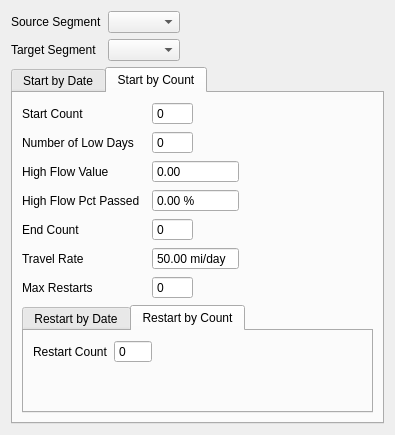
Above: src/transporttool.ui from nschindler-noaa/compass-rewrite before the change. Below: the same form after it.
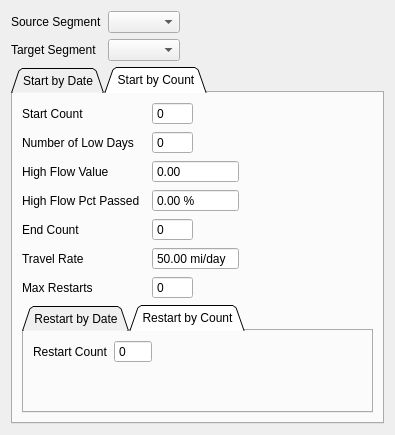
That is the form after the change. The open tabs and pages were chosen to show the change.

The edit to the form file:
```diff
--- a/src/transporttool.ui
+++ b/src/transporttool.ui
@@ -49,6 +49,9 @@
    </item>
    <item row="2" column="0" colspan="3">
     <widget class="QTabWidget" name="tabWidget">
+     <property name="tabShape">
+      <enum>QTabWidget::Triangular</enum>
+     </property>
      <property name="currentIndex">
       <number>0</number>
      </property>
@@ -303,6 +306,9 @@
        </item>
        <item row="7" column="0" colspan="5">
         <widget class="QTabWidget" name="tabWidget_restart">
+         <property name="tabShape">
+          <enum>QTabWidget::Triangular</enum>
+         </property>
          <property name="currentIndex">
           <number>1</number>
          </property>
```
